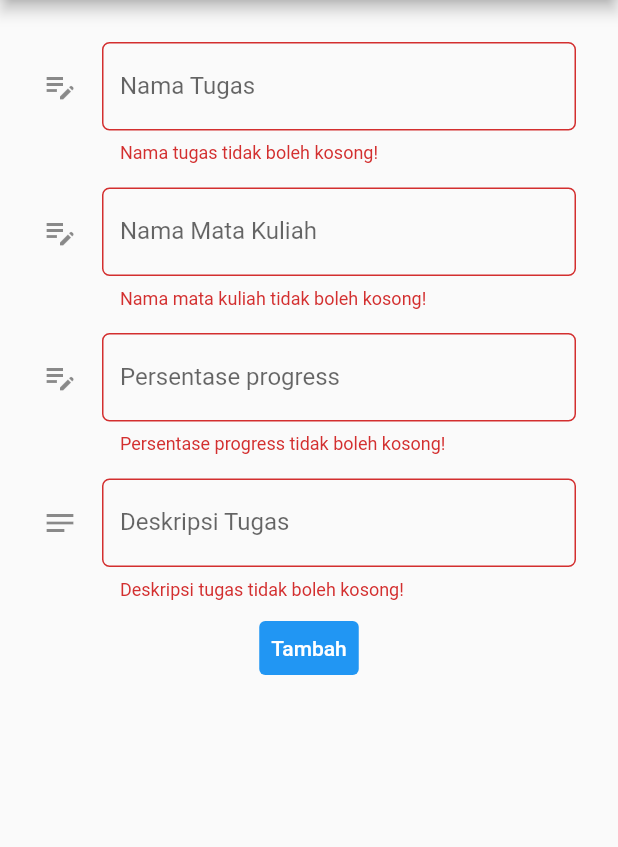
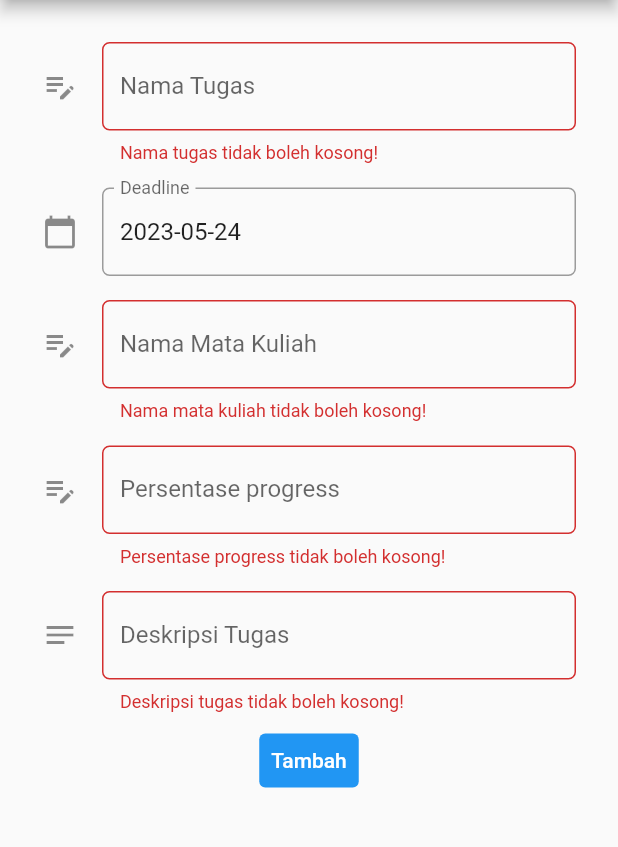
Before and after one commit to ArdianTheGreat/PBP_Flutter_Lab, a Flutter app: the MyFormPage screen opened directly, after a tap on "Tambah", on a phone screen of 412 x 824 dp, the part 84-931 px from its top. Run offline on Flutter 3.47's test engine with Material 2 defaults, Android fonts, the phone set to English and light mode, and no system bars; missing offline and left inert: pbp_django_auth.

Commit message:
Tugas 9: Perbaikan

```diff
--- a/study_tracker/lib/main.dart
+++ b/study_tracker/lib/main.dart
@@ -2,7 +2,6 @@ import 'package:flutter/material.dart';
 import 'package:pbp_django_auth/pbp_django_auth.dart';
 import 'package:provider/provider.dart';
 import 'package:study_tracker/pages/login.dart';
-import 'package:study_tracker/pages/menu.dart';
 
 void main() {
   runApp(const MyApp());
--- a/study_tracker/lib/pages/form.dart
+++ b/study_tracker/lib/pages/form.dart
@@ -4,6 +4,7 @@ import 'package:study_tracker/pages/assignments.dart';
 import 'package:study_tracker/widgets/drawer.dart';
 import 'package:flutter/material.dart';
 import 'package:flutter/services.dart';
+import 'package:intl/intl.dart';
 
 import 'dart:convert' as convert;
 
@@ -17,6 +18,7 @@ class MyFormPage extends StatefulWidget {
 class _MyFormPageState extends State<MyFormPage> {
   final _formKey = GlobalKey<FormState>();
   String _namaTugas = "";
+  DateTime _deadline = DateTime.now();
   String _namaMataKuliah = "";
   int _persentaseProgress = 0;
   String _deskripsiTugas = "";
@@ -68,6 +70,52 @@ class _MyFormPageState extends State<MyFormPage> {
                         return 'Nama tugas tidak boleh kosong!';
                       }
                       return null;
+                    },
+                  ),
+                ),
+
+                Padding(
+                  padding: const EdgeInsets.all(8.0),
+                  child: TextFormField(
+                    decoration: InputDecoration(
+                      labelText: "Deadline",
+                      icon: const Icon(Icons.calendar_today),
+                      border: OutlineInputBorder(
+                        borderRadius: BorderRadius.circular(5.0),
+                      ),
+                    ),
+                    onTap: () async {
+                      DateTime? selectedDate = await showDatePicker(
+                        context: context,
+                        initialDate: DateTime.now(),
+                        firstDate: DateTime.now(),
+                        lastDate: DateTime(2100),
+                      );
+
+                      if (selectedDate != null) {
+                        setState(() {
+                          _deadline = selectedDate;
+                        });
+                      }
+                    },
+                    readOnly: true,
+                    validator: (value) {
+                      if (value == null) {
+                        return 'Deadline harus diisi!';
+                      }
+                      return null;
+                    },
+                    controller: TextEditingController(
+                      text: _deadline != null
+                          ? DateFormat('yyyy-MM-dd').format(_deadline!)
+                          : '',
+                    ),
+                    onSaved: (value) {
+                      if (value != null) {
+                        setState(() {
+                          _deadline = DateTime.parse(value);
+                        });
+                      }
                     },
                   ),
                 ),
@@ -206,6 +254,7 @@ class _MyFormPageState extends State<MyFormPage> {
                       "https://ardian-lab-pbp.domcloud.io/tracker/create-flutter/",
                       convert.jsonEncode(<String, String>{
                         'name': _namaTugas,
+                        'date': _deadline.toString(),
                         'Subject': _namaMataKuliah,
                         'amount': _persentaseProgress.toString(),
                         'description': _deskripsiTugas
--- a/study_tracker/lib/pages/login.dart
+++ b/study_tracker/lib/pages/login.dart
@@ -82,7 +82,7 @@ class _LoginPageState extends State<LoginPage> {
                   ScaffoldMessenger.of(context)
                   ..hideCurrentSnackBar()
                   ..showSnackBar(
-                    SnackBar(content: Text("$message Selamat datang, $uname."))
+                  SnackBar(content: Text("$message Selamat datang, $uname."))
                   );
                 }
                 else {
--- a/study_tracker/pubspec.yaml
+++ b/study_tracker/pubspec.yaml
@@ -28,9 +28,9 @@ environment:
 # the latest version available on pub.dev. To see which dependencies have newer
 # versions available, run `flutter pub outdated`.
 dependencies:
+  intl: ^0.17.0
   flutter:
     sdk: flutter
-
 
   # The following adds the Cupertino Icons font to your application.
   # Use with the CupertinoIcons class for iOS style icons.
@@ -42,6 +42,7 @@ dependencies:
 dev_dependencies:
   flutter_test:
     sdk: flutter
+
 
   # The "flutter_lints" package below contains a set of recommended lints to
   # encourage good coding practices. The lint set provided by the package is
```
Also changed, not shown: study_tracker/pubspec.lock.
